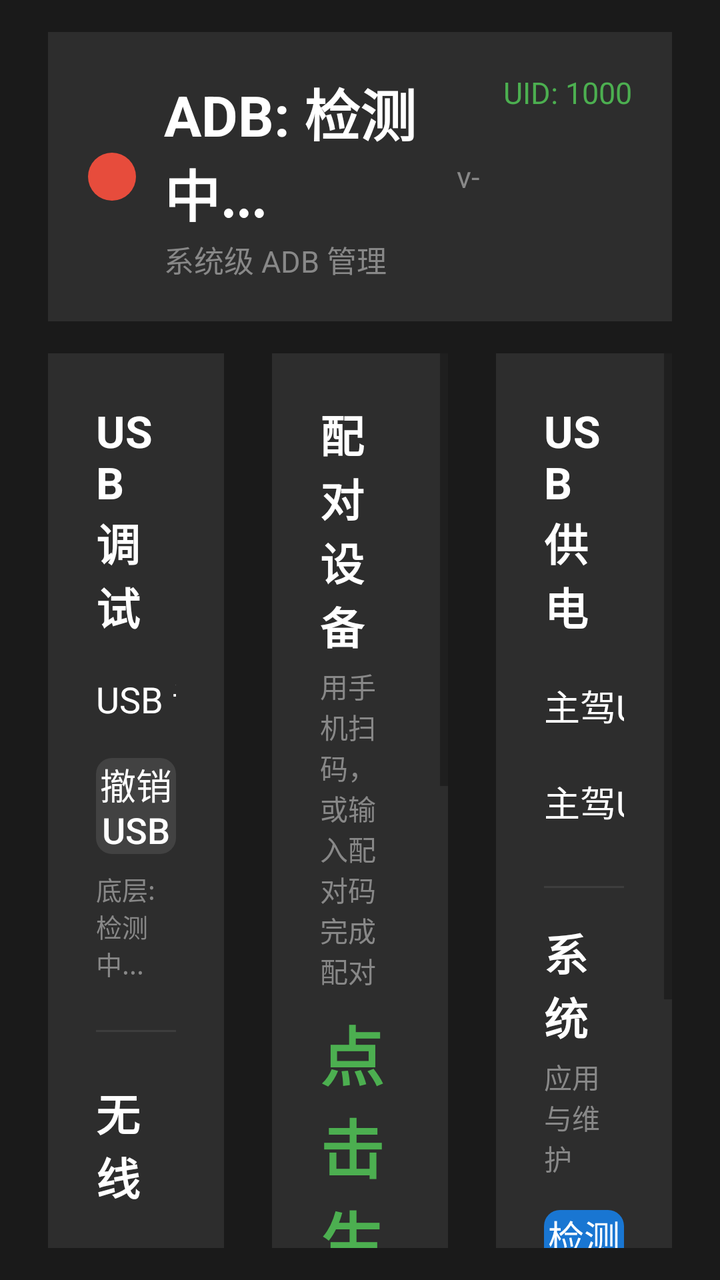
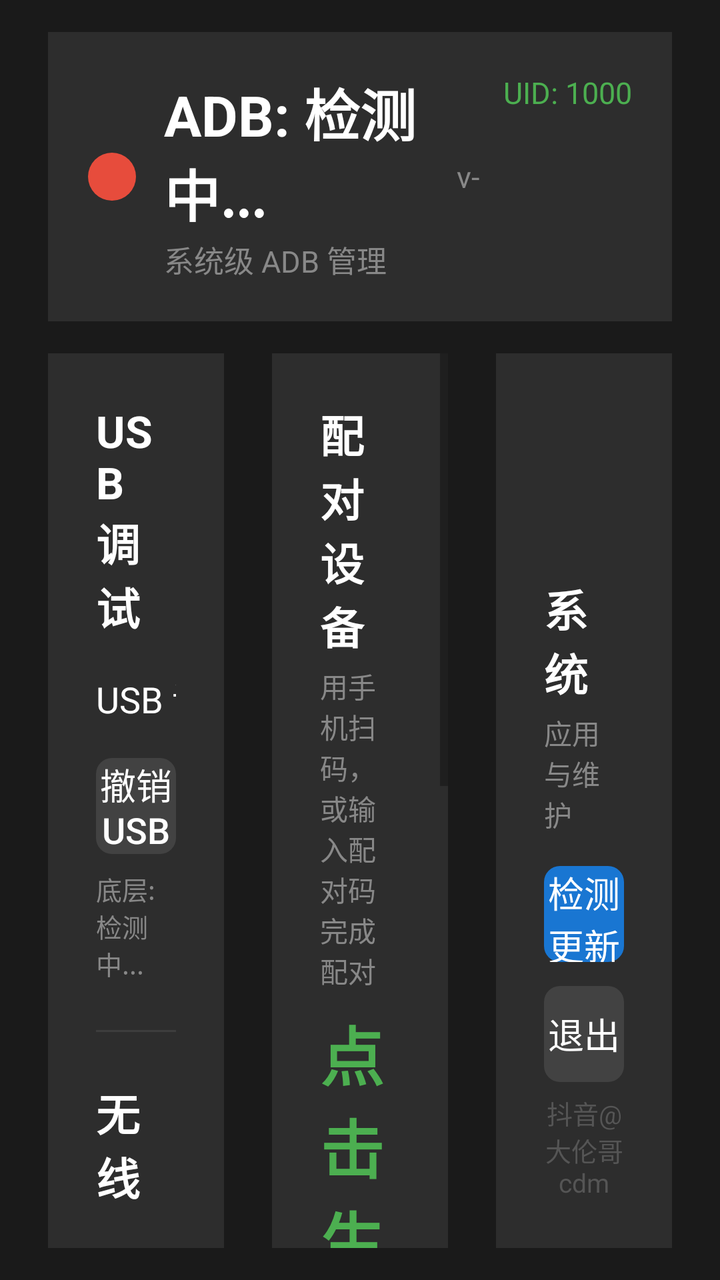

The first picture is an Android layout as it rendered before a commit; the second is the same layout after the commit. The layout source and the unified diff follow.
<!-- AndroidManifest.xml: application theme AppTheme -->
<!-- res/layout/activity_main.xml -->
<?xml version="1.0" encoding="utf-8"?>
<LinearLayout xmlns:android="http://schemas.android.com/apk/res/android"
    android:layout_width="match_parent"
    android:layout_height="match_parent"
    android:background="#1A1A1A"
    android:orientation="vertical"
    android:fitsSystemWindows="true"
    android:paddingStart="24dp"
    android:paddingEnd="24dp"
    android:paddingTop="16dp"
    android:paddingBottom="16dp">

    
    <LinearLayout
        android:layout_width="match_parent"
        android:layout_height="wrap_content"
        android:orientation="horizontal"
        android:background="#2D2D2D"
        android:padding="20dp"
        android:layout_marginBottom="16dp">

        <View
            android:id="@+id/status_indicator"
            android:layout_width="24dp"
            android:layout_height="24dp"
            android:background="@drawable/status_circle"
            android:layout_marginEnd="14dp"
            android:layout_gravity="center_vertical"/>

        <LinearLayout
            android:layout_width="0dp"
            android:layout_height="wrap_content"
            android:layout_weight="1"
            android:orientation="vertical">

            <TextView
                android:id="@+id/tv_status"
                android:layout_width="wrap_content"
                android:layout_height="wrap_content"
                android:text="ADB: 检测中..."
                android:textSize="28sp"
                android:textColor="#FFFFFF"
                android:textStyle="bold"/>

            <TextView
                android:id="@+id/tv_subtitle"
                android:layout_width="wrap_content"
                android:layout_height="wrap_content"
                android:text="系统级 ADB 管理"
                android:textSize="15sp"
                android:textColor="#888888"
                android:layout_marginTop="2dp"/>
        </LinearLayout>

        <TextView
            android:id="@+id/tv_version"
            android:layout_width="wrap_content"
            android:layout_height="wrap_content"
            android:text="v-"
            android:textSize="15sp"
            android:textColor="#888888"
            android:layout_marginEnd="12dp"
            android:layout_gravity="center_vertical"/>

        <TextView
            android:id="@+id/tv_uid"
            android:layout_width="wrap_content"
            android:layout_height="wrap_content"
            android:text="UID: 1000"
            android:textSize="15sp"
            android:textColor="#4CAF50"/>
    </LinearLayout>

    
    <LinearLayout
        android:layout_width="match_parent"
        android:layout_height="0dp"
        android:layout_weight="1"
        android:orientation="horizontal">

        
        <LinearLayout
            android:layout_width="0dp"
            android:layout_height="match_parent"
            android:layout_weight="1"
            android:orientation="vertical"
            android:background="#2D2D2D"
            android:padding="24dp"
            android:layout_marginEnd="12dp">

            <TextView
                android:layout_width="wrap_content"
                android:layout_height="wrap_content"
                android:text="USB 调试"
                android:textSize="22sp"
                android:textColor="#FFFFFF"
                android:textStyle="bold"/>

            <LinearLayout
                android:layout_width="match_parent"
                android:layout_height="wrap_content"
                android:orientation="horizontal"
                android:gravity="center_vertical"
                android:layout_marginTop="12dp">

                <TextView
                    android:layout_width="0dp"
                    android:layout_height="wrap_content"
                    android:layout_weight="1"
                    android:text="USB 调试"
                    android:textSize="18sp"
                    android:textColor="#FFFFFF"/>

                <Switch
                    android:id="@+id/sw_adb"
                    android:layout_width="wrap_content"
                    android:layout_height="wrap_content"
                    android:switchMinWidth="96dp"
                    android:track="@drawable/switch_track"
                    android:thumb="@drawable/switch_thumb"
                    android:thumbTextPadding="10dp"
                    android:showText="true"
                    android:textOn="开"
                    android:textOff="关"
                    android:textSize="16sp"
                    android:textColor="#FFFFFF"/>
            </LinearLayout>

            <Button
                android:id="@+id/btn_revoke_usb_auth"
                android:layout_width="match_parent"
                android:layout_height="48dp"
                android:text="撤销 USB 调试授权"
                android:textSize="18sp"
                android:background="@drawable/btn_rounded"
                android:backgroundTint="#424242"
                android:textColor="#FFFFFF"
                android:layout_marginTop="12dp"/>

            <TextView
                android:id="@+id/tv_usb_detail"
                android:layout_width="match_parent"
                android:layout_height="wrap_content"
                android:text="底层: 检测中..."
                android:textSize="13sp"
                android:textColor="#888888"
                android:layout_marginTop="8dp"/>

            <View
                android:layout_width="match_parent"
                android:layout_height="1dp"
                android:background="#3D3D3D"
                android:layout_marginTop="24dp"
                android:layout_marginBottom="24dp"/>

            <TextView
                android:layout_width="wrap_content"
                android:layout_height="wrap_content"
                android:text="无线 ADB"
                android:textSize="22sp"
                android:textColor="#FFFFFF"
                android:textStyle="bold"/>

            <LinearLayout
                android:layout_width="match_parent"
                android:layout_height="wrap_content"
                android:orientation="horizontal"
                android:gravity="center_vertical"
                android:layout_marginTop="12dp">

                <TextView
                    android:layout_width="0dp"
                    android:layout_height="wrap_content"
                    android:layout_weight="1"
                    android:text="无线 ADB（动态端口）"
                    android:textSize="18sp"
                    android:textColor="#FFFFFF"/>

                <Switch
                    android:id="@+id/sw_wireless"
                    android:layout_width="wrap_content"
                    android:layout_height="wrap_content"
                    android:switchMinWidth="96dp"
                    android:track="@drawable/switch_track"
                    android:thumb="@drawable/switch_thumb"
                    android:thumbTextPadding="10dp"
                    android:showText="true"
                    android:textOn="开"
                    android:textOff="关"
                    android:textSize="16sp"
                    android:textColor="#FFFFFF"/>
            </LinearLayout>

            <View
                android:layout_width="match_parent"
                android:layout_height="0dp"
                android:layout_weight="1"/>

            <View
                android:layout_width="match_parent"
                android:layout_height="1dp"
                android:background="#3D3D3D"
                android:layout_marginTop="16dp"
                android:layout_marginBottom="16dp"/>

            <TextView
                android:id="@+id/tv_wireless_status"
                android:layout_width="wrap_content"
                android:layout_height="wrap_content"
                android:text="状态: 未开启"
                android:textSize="15sp"
                android:textColor="#888888"/>

            <TextView
                android:id="@+id/tv_ip_port"
                android:layout_width="wrap_content"
                android:layout_height="wrap_content"
                android:text="IP: 等待获取..."
                android:textSize="24sp"
                android:textColor="#4CAF50"
                android:textStyle="bold"
                android:layout_marginTop="6dp"/>

            <TextView
                android:id="@+id/tv_wifi_clients"
                android:layout_width="wrap_content"
                android:layout_height="wrap_content"
                android:text="无线客户端: 检测中..."
                android:textSize="15sp"
                android:textColor="#888888"
                android:layout_marginTop="12dp"/>
        </LinearLayout>

        
        <ScrollView
            android:layout_width="0dp"
            android:layout_height="match_parent"
            android:layout_weight="1"
            android:layout_marginEnd="12dp"
            android:layout_marginStart="12dp"
            android:fillViewport="true"
            android:scrollbarStyle="outsideOverlay">

            <LinearLayout
                android:layout_width="match_parent"
                android:layout_height="wrap_content"
                android:orientation="vertical"
                android:background="#2D2D2D"
                android:padding="24dp">

            <TextView
                android:layout_width="wrap_content"
                android:layout_height="wrap_content"
                android:text="配对设备"
                android:textSize="22sp"
                android:textColor="#FFFFFF"
                android:textStyle="bold"/>

            <TextView
                android:layout_width="wrap_content"
                android:layout_height="wrap_content"
                android:text="用手机扫码，或输入配对码完成配对"
                android:textSize="14sp"
                android:textColor="#888888"
                android:layout_marginTop="4dp"/>

            <ImageView
                android:id="@+id/iv_pair_qr"
                android:layout_width="150dp"
                android:layout_height="150dp"
                android:layout_gravity="center_horizontal"
                android:layout_marginTop="10dp"
                android:visibility="gone"
                android:background="#FFFFFF"
                android:contentDescription="配对二维码"/>

            <TextView
                android:id="@+id/tv_pair_code"
                android:layout_width="wrap_content"
                android:layout_height="wrap_content"
                android:layout_gravity="center_horizontal"
                android:text="点击生成"
                android:textSize="32sp"
                android:textColor="#4CAF50"
                android:textStyle="bold"
                android:layout_marginTop="8dp"/>

            <TextView
                android:id="@+id/tv_pair_port"
                android:layout_width="wrap_content"
                android:layout_height="wrap_content"
                android:layout_gravity="center_horizontal"
                android:text="配对端口: -"
                android:textSize="16sp"
                android:textColor="#888888"
                android:layout_marginTop="4dp"/>

            <Button
                android:id="@+id/btn_pair_qr"
                android:layout_width="match_parent"
                android:layout_height="48dp"
                android:text="使用二维码配对设备"
                android:textSize="18sp"
                android:background="@drawable/btn_rounded"
                android:backgroundTint="#1976D2"
                android:textColor="#FFFFFF"
                android:layout_marginTop="12dp"/>

            <Button
                android:id="@+id/btn_gen_pair"
                android:layout_width="match_parent"
                android:layout_height="48dp"
                android:text="使用配对码配对设备"
                android:textSize="18sp"
                android:background="@drawable/btn_rounded"
                android:backgroundTint="#424242"
                android:textColor="#FFFFFF"
                android:layout_marginTop="8dp"/>

            <View
                android:layout_width="match_parent"
                android:layout_height="1dp"
                android:background="#3D3D3D"
                android:layout_marginTop="16dp"
                android:layout_marginBottom="8dp"/>

            <TextView
                android:layout_width="wrap_content"
                android:layout_height="wrap_content"
                android:text="已配对的设备"
                android:textSize="20sp"
                android:textColor="#FFFFFF"
                android:textStyle="bold"/>

            <LinearLayout
                android:id="@+id/ll_paired_devices"
                android:layout_width="match_parent"
                android:layout_height="wrap_content"
                android:orientation="vertical"
                android:layout_marginTop="6dp"/>

            <TextView
                android:id="@+id/tv_paired_empty"
                android:layout_width="wrap_content"
                android:layout_height="wrap_content"
                android:text="暂无已配对的设备"
                android:textSize="14sp"
                android:textColor="#888888"
                android:layout_marginTop="4dp"/>

            <View
                android:layout_width="match_parent"
                android:layout_height="0dp"
                android:layout_weight="1"/>
            </LinearLayout>
        </ScrollView>

        
        <ScrollView
            android:layout_width="0dp"
            android:layout_height="match_parent"
            android:layout_weight="1"
            android:layout_marginStart="12dp"
            android:fillViewport="true"
            android:scrollbarStyle="outsideOverlay">

            <LinearLayout
                android:layout_width="match_parent"
                android:layout_height="wrap_content"
                android:orientation="vertical"
                android:background="#2D2D2D"
                android:padding="24dp">

            <TextView
                android:layout_width="wrap_content"
                android:layout_height="wrap_content"
                android:text="USB 供电"
                android:textSize="22sp"
                android:textColor="#FFFFFF"
                android:textStyle="bold"/>
            <LinearLayout
                android:layout_width="match_parent"
                android:layout_height="wrap_content"
                android:orientation="horizontal"
                android:gravity="center_vertical"
                android:layout_marginTop="16dp">

                <TextView
                    android:layout_width="0dp"
                    android:layout_height="wrap_content"
                    android:layout_weight="1"
                    android:text="主驾USB1"
                    android:textSize="18sp"
                    android:textColor="#FFFFFF"/>

                <Switch
                    android:id="@+id/sw_usb2_power"
                    android:layout_width="wrap_content"
                    android:layout_height="wrap_content"
                    android:switchMinWidth="96dp"
                    android:track="@drawable/switch_track"
                    android:thumb="@drawable/switch_thumb"
                    android:thumbTextPadding="10dp"
                    android:showText="true"
                    android:textOn="开"
                    android:textOff="关"
                    android:textSize="16sp"
                    android:textColor="#FFFFFF"/>
            </LinearLayout>
            <LinearLayout
                android:layout_width="match_parent"
                android:layout_height="wrap_content"
                android:orientation="horizontal"
                android:gravity="center_vertical"
                android:layout_marginTop="12dp">

                <TextView
                    android:layout_width="0dp"
                    android:layout_height="wrap_content"
                    android:layout_weight="1"
                    android:text="主驾USB2"
                    android:textSize="18sp"
                    android:textColor="#FFFFFF"/>

                <Switch
                    android:id="@+id/sw_usb31_power"
                    android:layout_width="wrap_content"
                    android:layout_height="wrap_content"
                    android:switchMinWidth="96dp"
                    android:track="@drawable/switch_track"
                    android:thumb="@drawable/switch_thumb"
                    android:thumbTextPadding="10dp"
                    android:showText="true"
                    android:textOn="开"
                    android:textOff="关"
                    android:textSize="16sp"
                    android:textColor="#FFFFFF"/>
            </LinearLayout>

            <View
                android:layout_width="match_parent"
                android:layout_height="0dp"
                android:layout_weight="1"/>

            <View
                android:layout_width="match_parent"
                android:layout_height="1dp"
                android:background="#3D3D3D"
                android:layout_marginTop="24dp"
                android:layout_marginBottom="16dp"/>

            <TextView
                android:layout_width="wrap_content"
                android:layout_height="wrap_content"
                android:text="系统"
                android:textSize="22sp"
                android:textColor="#FFFFFF"
                android:textStyle="bold"/>

            <TextView
                android:layout_width="wrap_content"
                android:layout_height="wrap_content"
                android:text="应用与维护"
                android:textSize="14sp"
                android:textColor="#888888"
                android:layout_marginTop="4dp"/>

            <Button
                android:id="@+id/btn_check_update"
                android:layout_width="match_parent"
                android:layout_height="48dp"
                android:text="检测更新"
                android:textSize="18sp"
                android:background="@drawable/btn_rounded"
                android:backgroundTint="#1976D2"
                android:textColor="#FFFFFF"
                android:layout_marginTop="16dp"/>

            <Button
                android:id="@+id/btn_exit"
                android:layout_width="match_parent"
                android:layout_height="48dp"
                android:text="退出"
                android:textSize="18sp"
                android:background="@drawable/btn_rounded"
                android:backgroundTint="#424242"
                android:textColor="#FFFFFF"
                android:layout_marginTop="12dp"/>

            <TextView
                android:layout_width="match_parent"
                android:layout_height="wrap_content"
                android:text="抖音@大伦哥cdm"
                android:textSize="13sp"
                android:textColor="#555555"
                android:gravity="center"
                android:layout_marginTop="6dp"/>
            </LinearLayout>
        </ScrollView>
    </LinearLayout>
</LinearLayout>
<!-- resources referenced by this layout -->
<resources>
  <!-- drawable btn_rounded (drawable) -->
  <?xml version="1.0" encoding="utf-8"?>
  <shape xmlns:android="http://schemas.android.com/apk/res/android"
      android:shape="rectangle">
      <corners android:radius="8dp"/>
  </shape>
  <!-- drawable status_circle (drawable) -->
  <?xml version="1.0" encoding="utf-8"?>
  <shape xmlns:android="http://schemas.android.com/apk/res/android"
      android:shape="oval">
      <solid android:color="#E74C3C"/>
  </shape>
  <!-- drawable switch_thumb (drawable) -->
  <?xml version="1.0" encoding="utf-8"?>
  <selector xmlns:android="http://schemas.android.com/apk/res/android">
      <item android:state_enabled="false">
          <shape android:shape="oval">
              <size android:width="36dp" android:height="36dp"/>
              <solid android:color="#777777"/>
          </shape>
      </item>
      <item android:state_checked="true">
          <shape android:shape="oval">
              <size android:width="36dp" android:height="36dp"/>
              <solid android:color="#FFFFFF"/>
          </shape>
      </item>
      <item>
          <shape android:shape="oval">
              <size android:width="36dp" android:height="36dp"/>
              <solid android:color="#BDBDBD"/>
          </shape>
      </item>
  </selector>
  <!-- drawable switch_track (drawable) -->
  <?xml version="1.0" encoding="utf-8"?>
  <selector xmlns:android="http://schemas.android.com/apk/res/android">
      <item android:state_checked="true">
          <shape android:shape="rectangle">
              <corners android:radius="18dp"/>
              <size android:width="96dp" android:height="36dp"/>
              <solid android:color="#27AE60"/>
          </shape>
      </item>
      <item android:state_enabled="false">
          <shape android:shape="rectangle">
              <corners android:radius="18dp"/>
              <size android:width="96dp" android:height="36dp"/>
              <solid android:color="#5A3A2A"/>
          </shape>
      </item>
      <item>
          <shape android:shape="rectangle">
              <corners android:radius="18dp"/>
              <size android:width="96dp" android:height="36dp"/>
              <solid android:color="#4A4A4A"/>
          </shape>
      </item>
  </selector>
  <style name="AppTheme" parent="android:Theme.Material.Light.NoActionBar">
          <item name="android:colorPrimary">#27AE60</item>
          <item name="android:colorPrimaryDark">#1E8449</item>
          <item name="android:colorAccent">#27AE60</item>
          <item name="android:windowBackground">#1A1A1A</item>
          <item name="android:windowFullscreen">false</item>
          <item name="android:windowNoTitle">true</item>
          <item name="android:windowContentOverlay">@null</item>
          <item name="android:statusBarColor">#1A1A1A</item>
          <item name="android:navigationBarColor">#1A1A1A</item>
      </style>
</resources>

<!-- the commit's change to res/layout/activity_main.xml (unified diff, before → after) -->
@@ -371,83 +371,10 @@
                 android:background="#2D2D2D"
                 android:padding="24dp">
 
-            <TextView
-                android:layout_width="wrap_content"
-                android:layout_height="wrap_content"
-                android:text="USB 供电"
-                android:textSize="22sp"
-                android:textColor="#FFFFFF"
-                android:textStyle="bold"/>
-            <LinearLayout
-                android:layout_width="match_parent"
-                android:layout_height="wrap_content"
-                android:orientation="horizontal"
-                android:gravity="center_vertical"
-                android:layout_marginTop="16dp">
-
-                <TextView
-                    android:layout_width="0dp"
-                    android:layout_height="wrap_content"
-                    android:layout_weight="1"
-                    android:text="主驾USB1"
-                    android:textSize="18sp"
-                    android:textColor="#FFFFFF"/>
-
-                <Switch
-                    android:id="@+id/sw_usb2_power"
-                    android:layout_width="wrap_content"
-                    android:layout_height="wrap_content"
-                    android:switchMinWidth="96dp"
-                    android:track="@drawable/switch_track"
-                    android:thumb="@drawable/switch_thumb"
-                    android:thumbTextPadding="10dp"
-                    android:showText="true"
-                    android:textOn="开"
-                    android:textOff="关"
-                    android:textSize="16sp"
-                    android:textColor="#FFFFFF"/>
-            </LinearLayout>
-            <LinearLayout
-                android:layout_width="match_parent"
-                android:layout_height="wrap_content"
-                android:orientation="horizontal"
-                android:gravity="center_vertical"
-                android:layout_marginTop="12dp">
-
-                <TextView
-                    android:layout_width="0dp"
-                    android:layout_height="wrap_content"
-                    android:layout_weight="1"
-                    android:text="主驾USB2"
-                    android:textSize="18sp"
-                    android:textColor="#FFFFFF"/>
-
-                <Switch
-                    android:id="@+id/sw_usb31_power"
-                    android:layout_width="wrap_content"
-                    android:layout_height="wrap_content"
-                    android:switchMinWidth="96dp"
-                    android:track="@drawable/switch_track"
-                    android:thumb="@drawable/switch_thumb"
-                    android:thumbTextPadding="10dp"
-                    android:showText="true"
-                    android:textOn="开"
-                    android:textOff="关"
-                    android:textSize="16sp"
-                    android:textColor="#FFFFFF"/>
-            </LinearLayout>
-
             <View
                 android:layout_width="match_parent"
                 android:layout_height="0dp"
                 android:layout_weight="1"/>
-
-            <View
-                android:layout_width="match_parent"
-                android:layout_height="1dp"
-                android:background="#3D3D3D"
-                android:layout_marginTop="24dp"
-                android:layout_marginBottom="16dp"/>
 
             <TextView
                 android:layout_width="wrap_content"
